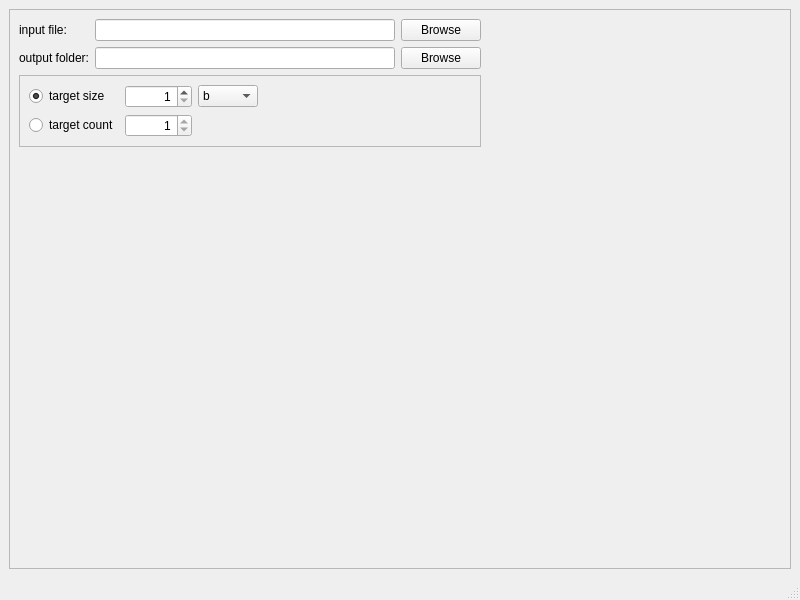
First picture: the form in mainwindow.ui, repository rkc137/spamfile-gui, before the edit.
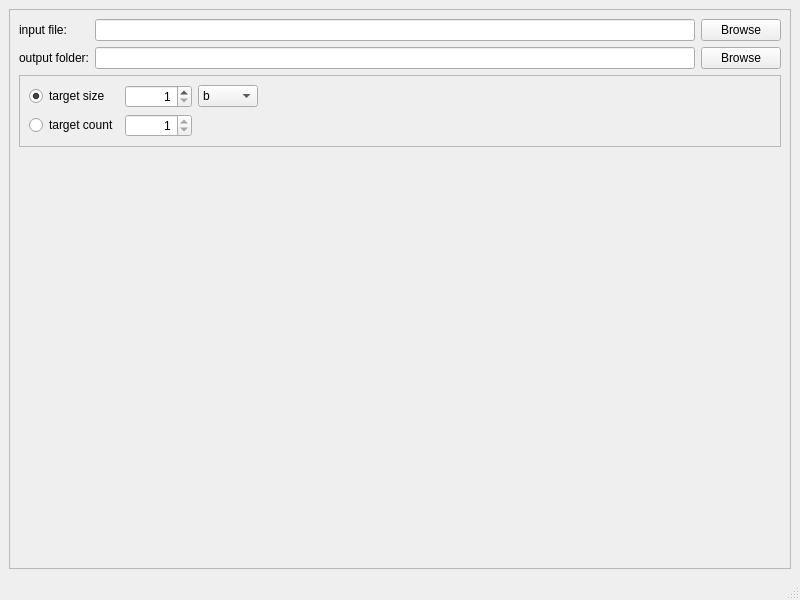
Second picture: the form after the edit.

Commit message: checking inputs in funcs

The edit to the form file:
```diff
--- a/mainwindow.ui
+++ b/mainwindow.ui
@@ -175,19 +175,6 @@
          </property>
         </widget>
        </item>
-       <item row="0" column="3">
-        <spacer name="horizontalSpacer_2">
-         <property name="orientation">
-          <enum>Qt::Orientation::Horizontal</enum>
-         </property>
-         <property name="sizeHint" stdset="0">
-          <size>
-           <width>40</width>
-           <height>20</height>
-          </size>
-         </property>
-        </spacer>
-       </item>
       </layout>
      </widget>
     </item>
```
Left out of the diff: 48 changed lines with no effect on the pictures. The commit also changes 2 other files.
